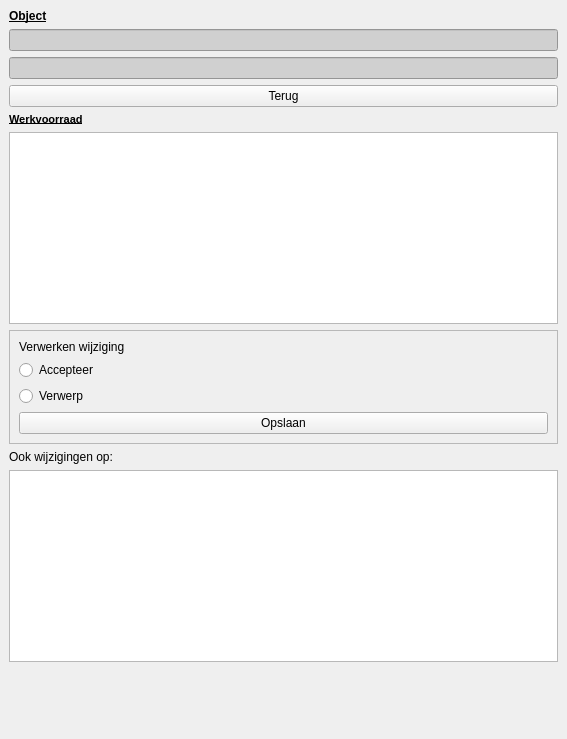
Above: plugin/oiv/werkvoorraad/oiv_werkvoorraad_widget.ui from OIV-NL-QGIS/QGIS_project before the change. Below: the same form after it.
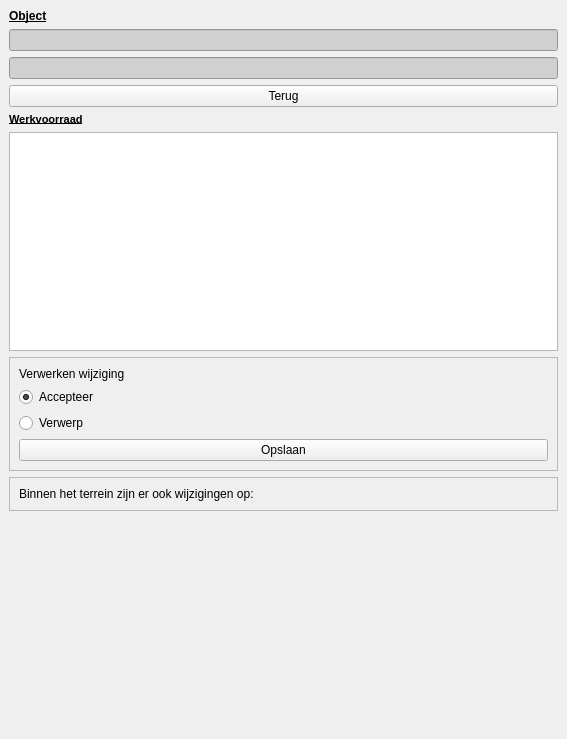
That is the form after the change. Icons and pictures are not drawn.

```diff
--- a/plugin/oiv/werkvoorraad/oiv_werkvoorraad_widget.ui
+++ b/plugin/oiv/werkvoorraad/oiv_werkvoorraad_widget.ui
@@ -18,7 +18,7 @@
   </property>
   <property name="minimumSize">
    <size>
-    <width>153</width>
+    <width>252</width>
     <height>467</height>
    </size>
   </property>
@@ -138,6 +138,9 @@
            <property name="text">
             <string>Accepteer</string>
            </property>
+           <property name="checked">
+            <bool>true</bool>
+           </property>
           </widget>
          </item>
          <item>
@@ -174,15 +177,30 @@
        </widget>
       </item>
       <item>
-       <widget class="QLabel" name="label_3">
-        <property name="text">
-         <string>Ook wijzigingen op:</string>
+       <widget class="QFrame" name="fr_wijzigingen">
+        <property name="minimumSize">
+         <size>
+          <width>0</width>
+          <height>20</height>
+         </size>
         </property>
+        <property name="frameShape">
+         <enum>QFrame::StyledPanel</enum>
+        </property>
+        <property name="frameShadow">
+         <enum>QFrame::Raised</enum>
+        </property>
+        <layout class="QVBoxLayout" name="verticalLayout_4">
+         <item>
+          <widget class="QLabel" name="label_3">
+           <property name="text">
+            <string>Binnen het terrein zijn er ook wijzigingen op:</string>
+           </property>
+          </widget>
+         </item>
+        </layout>
        </widget>
       </item>
-      <item>
-       <widget class="QTableWidget" name="tbl_other"/>
-      </item>
       <item>
        <spacer name="verticalSpacer_2">
         <property name="orientation">
```
Left out of the diff: 2 changed lines with no effect on the pictures.
